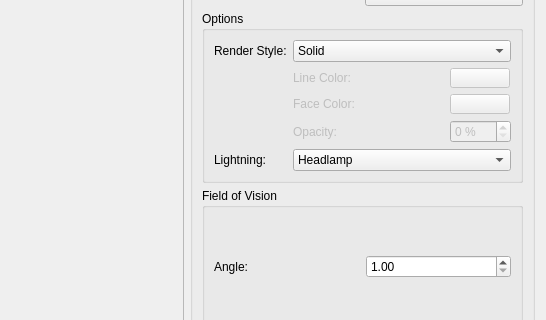
Above: scribus/ui/osgeditor.ui from scribusproject/scribus before the change; both pictures show x 112 to 658 and y 83 to 403 of the 658 by 490 pixel window. Below: the same form after it.
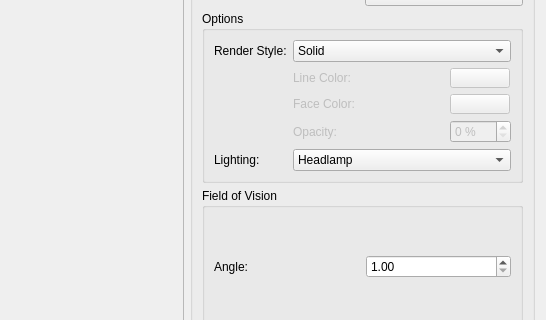
That is the form after the change. Custom widgets are drawn as their Qt base class.

Commit message: Fix typos in OSG editor GUI

```diff
--- a/scribus/ui/osgeditor.ui
+++ b/scribus/ui/osgeditor.ui
@@ -371,7 +371,7 @@
                 </sizepolicy>
                </property>
                <property name="text">
-                <string>Lightning:</string>
+                <string>Lighting:</string>
                </property>
               </widget>
              </item>
```
